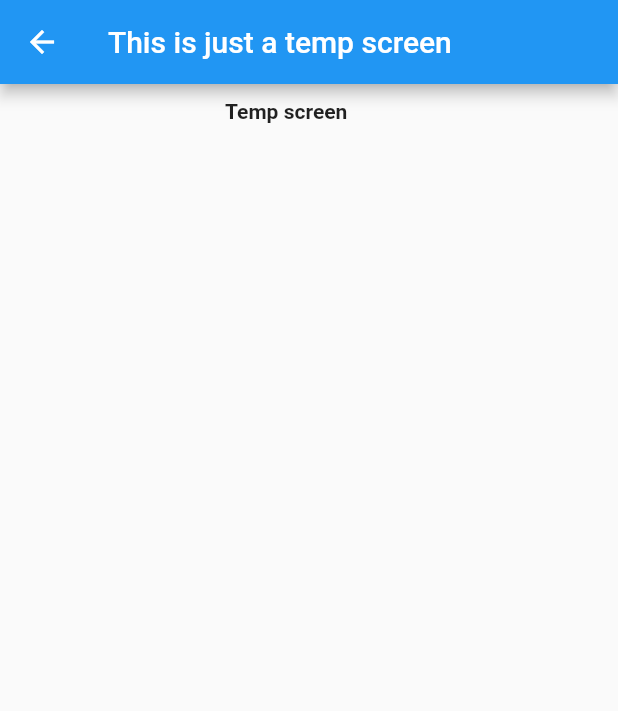
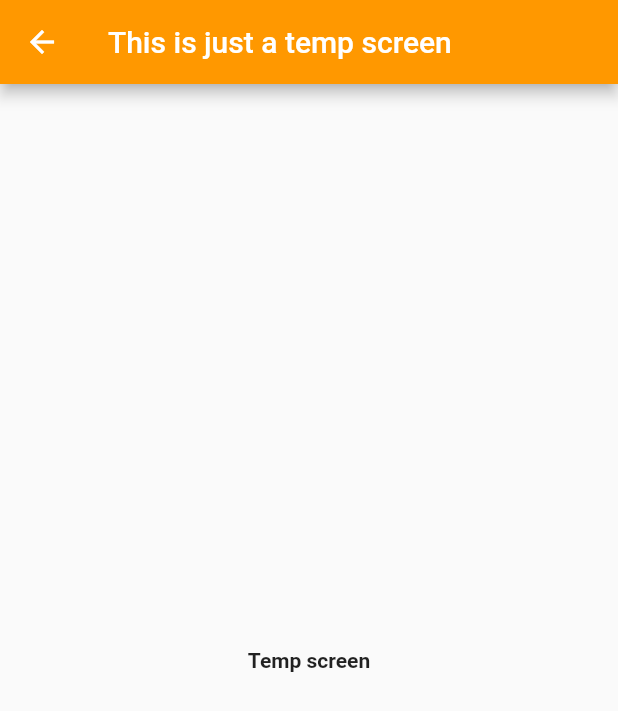
Before and after one commit to Ricearoni26/CECS-491-Project, a Flutter app: the screen it shows after launch, in the side drawer, after a tap on "Account", on a phone screen of 412 x 824 dp. Shown: the top 711 px of the screen. Run offline on Flutter 3.47's test engine with Material 2 defaults, Android fonts, the phone set to English and light mode, and no system bars; our stand-ins replace google_maps_flutter.

Commit message:
small changes

```diff
--- a/Crave-App/lib/screens/account_screen.dart
+++ b/Crave-App/lib/screens/account_screen.dart
@@ -8,14 +8,18 @@ class AccountScreen extends StatelessWidget {
     return Scaffold(
       appBar: AppBar(
         title: const Text('This is just a temp screen'),
+        backgroundColor: Colors.orange,
       ),
       body: const Padding(
         padding: EdgeInsets.symmetric(horizontal: 150.0, vertical: 10),
-        child: Text(
-          'Temp screen',
-          style: TextStyle(fontWeight: FontWeight.bold),
+        child: Center(
+          child: Text(
+            'Temp screen',
+            style: TextStyle(fontWeight: FontWeight.bold),
+          ),
         ),
       ),
+
     );
   }
 }
--- a/Crave-App/lib/screens/home_screen.dart
+++ b/Crave-App/lib/screens/home_screen.dart
@@ -10,19 +10,24 @@ class HomeScreen extends StatefulWidget {
 }
 
 class _HomeScreenState extends State<HomeScreen> {
+  bool _toggled = false;
+
   @override
   Widget build(BuildContext context) {
     return Scaffold(
       appBar: AppBar(
-
-        title: const Text('Crave',
-          style: TextStyle( color:
-            Colors.white,
-            fontSize: 35,
+        centerTitle: true,
+        backgroundColor: Colors.orange,
+        title: Text('Crave',
+          style: TextStyle(
+            fontSize: 65,
+            fontWeight: FontWeight.bold,
+            foreground: Paint()
+              ..color = Colors.white
+              ..style = PaintingStyle.stroke
+              ..strokeWidth = 1
           ),
         ),
-        centerTitle: true,
-        backgroundColor: Colors.orange,
       ),
 
       body: SizedBox(
@@ -61,9 +66,16 @@ class _HomeScreenState extends State<HomeScreen> {
                     ),
                 ),
                 currentAccountPicture: CircleAvatar(
-                  radius: 8.0,
-                  backgroundColor: Color(0xFFFFFFFF),
-                  backgroundImage: null,
+                  backgroundColor: Colors.white70,
+                  foregroundColor: Colors.black26,
+                  child:
+                    Text(
+                        'JS',
+                        style:
+                        TextStyle(
+                            fontSize: 100,
+                        ),
+                    ),
                 ),
               ),
             ),
@@ -80,17 +92,13 @@ class _HomeScreenState extends State<HomeScreen> {
                 );
               },
             ),
-            ListTile(
+            SwitchListTile(
               title: const Text('Notifications'),
-              leading: const Icon(Icons.notifications),
-              onTap: () {
-                Navigator.push(
-                  context,
-                  MaterialPageRoute(
-                    builder: (context) => const AccountScreen(),
-                  ),
-                );
+              value: _toggled,
+              onChanged: (bool value) {
+                setState(() => _toggled = value);
               },
+              secondary: const Icon(Icons.notifications),
             ),
             ListTile(
               title: const Text('Appearance'),
```
Also changed, not shown: 26 other files.
